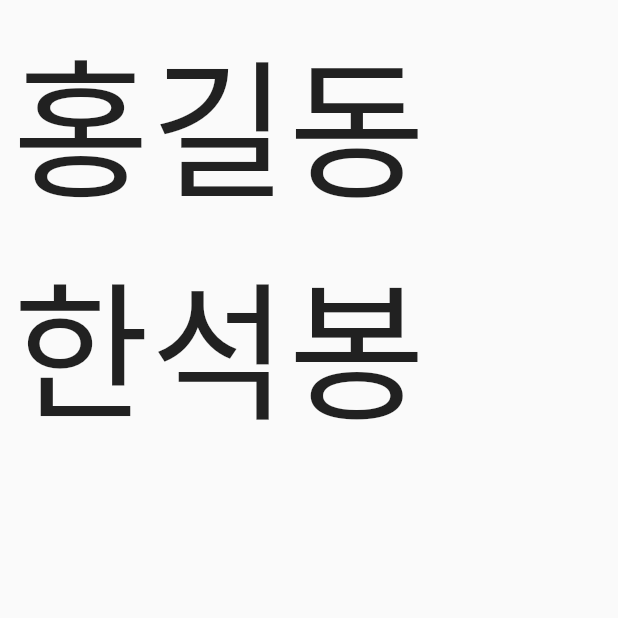
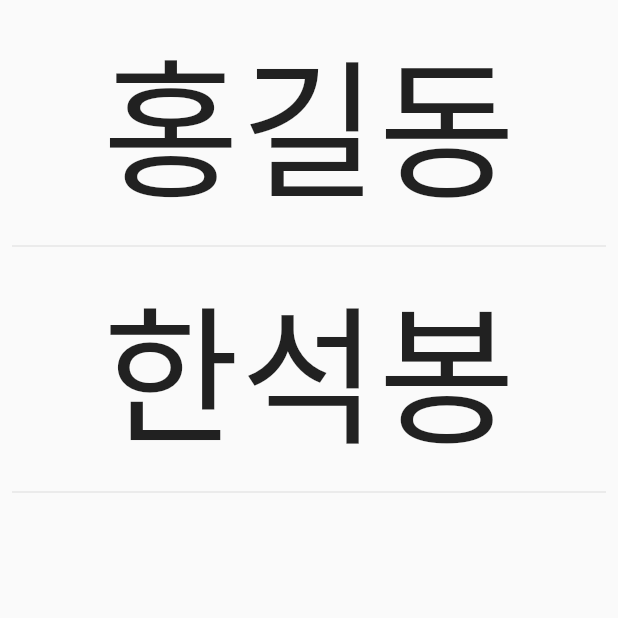
Before and after one commit to teddyjune/flutter-basic, a Flutter app: the screen it shows after launch, on a phone screen of 412 x 824 dp, the top half of it. Run offline on Flutter 3.47's test engine with Material 2 defaults, Android fonts, the phone set to English and light mode, and no system bars.

```diff
--- a/lib/listview/listview-main.dart
+++ b/lib/listview/listview-main.dart
@@ -12,7 +12,17 @@ class ListviewMain extends StatelessWidget {
           padding: const EdgeInsets.all(8),
           itemCount: items.length,
           itemBuilder: (BuildContext context, int index) {
-            return Text('${items[index]}', style: TextStyle(fontSize: 100));
+            return GestureDetector(
+              onTap: () {
+                print('${items[index]}');
+              },
+              child: Column(
+                children: [
+                  Text('${items[index]}', style: TextStyle(fontSize: 100)),
+                  Divider(),
+                ],
+              ),
+            );
           }),
     );
   }
```
